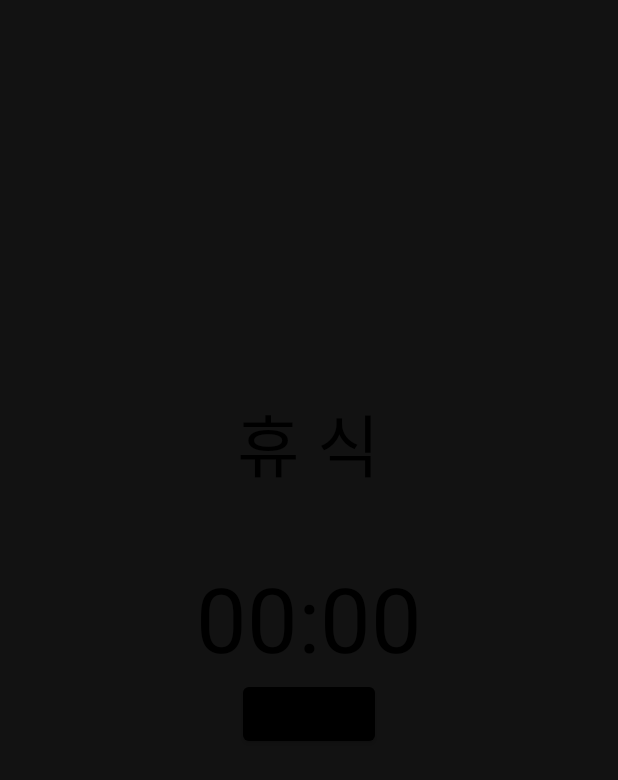
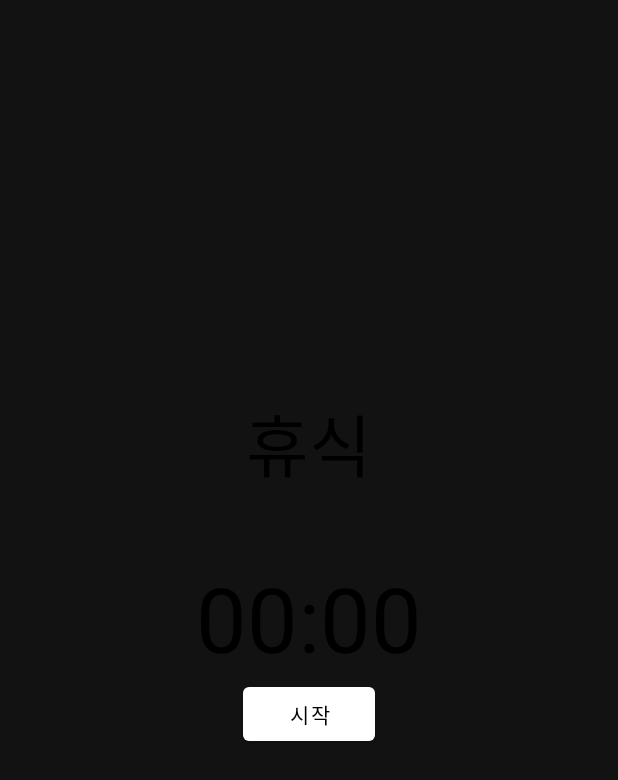
Before and after one commit to excodaw/Android-Project, an Android app: the layout rest_timer.xml on its own in the app's theme, with its tools: preview values and no code run, on a phone screen of 412 x 824 dp. Shown: the top 780 px of the screen. Run offline under Robolectric (Android 15) with nearby library versions, the phone set to English and light mode, and no system bars.

Commit message:
rest_timer xml 디자인 RestTimer 자바 10분 설정

```diff
--- a/app/src/main/res/layout/rest_timer.xml
+++ b/app/src/main/res/layout/rest_timer.xml
@@ -20,7 +20,7 @@
         android:layout_alignParentTop="true"
         android:layout_centerHorizontal="true"
         android:layout_marginTop="262dp"
-        android:text="휴 식"
+        android:text="휴식"
         android:textColor="@android:color/black"
         android:textSize="45sp" />
 
```
